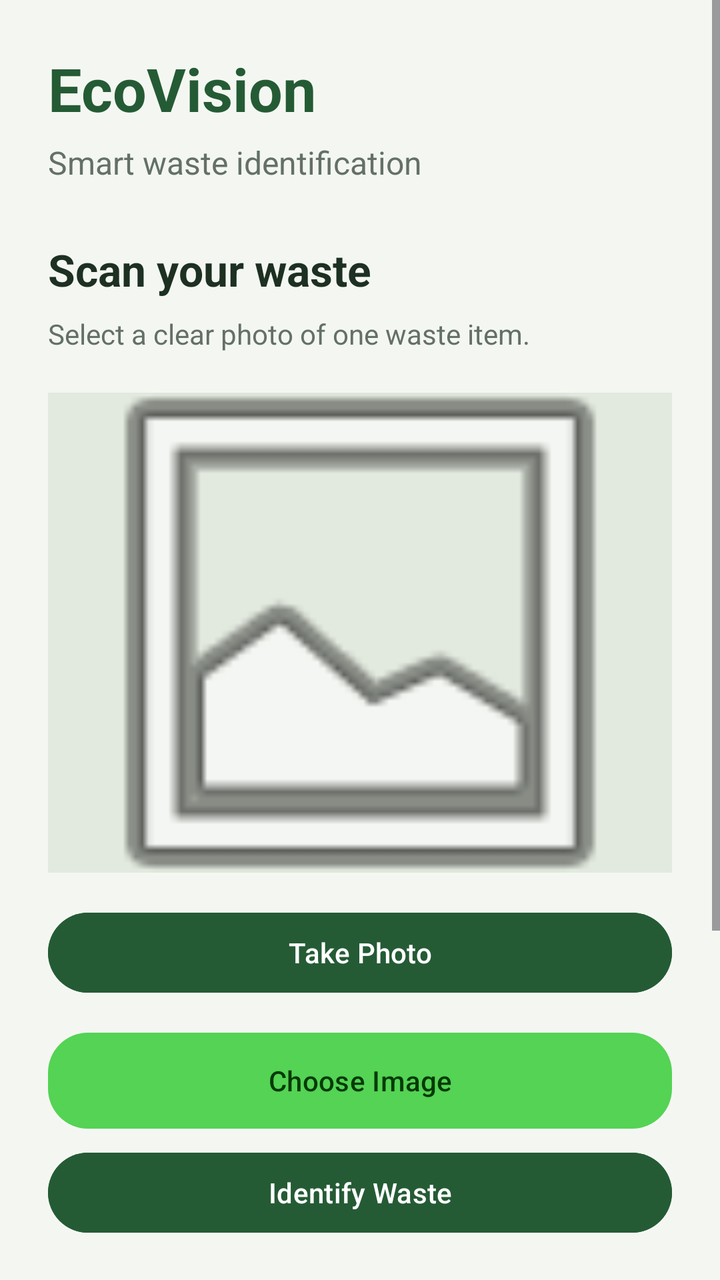
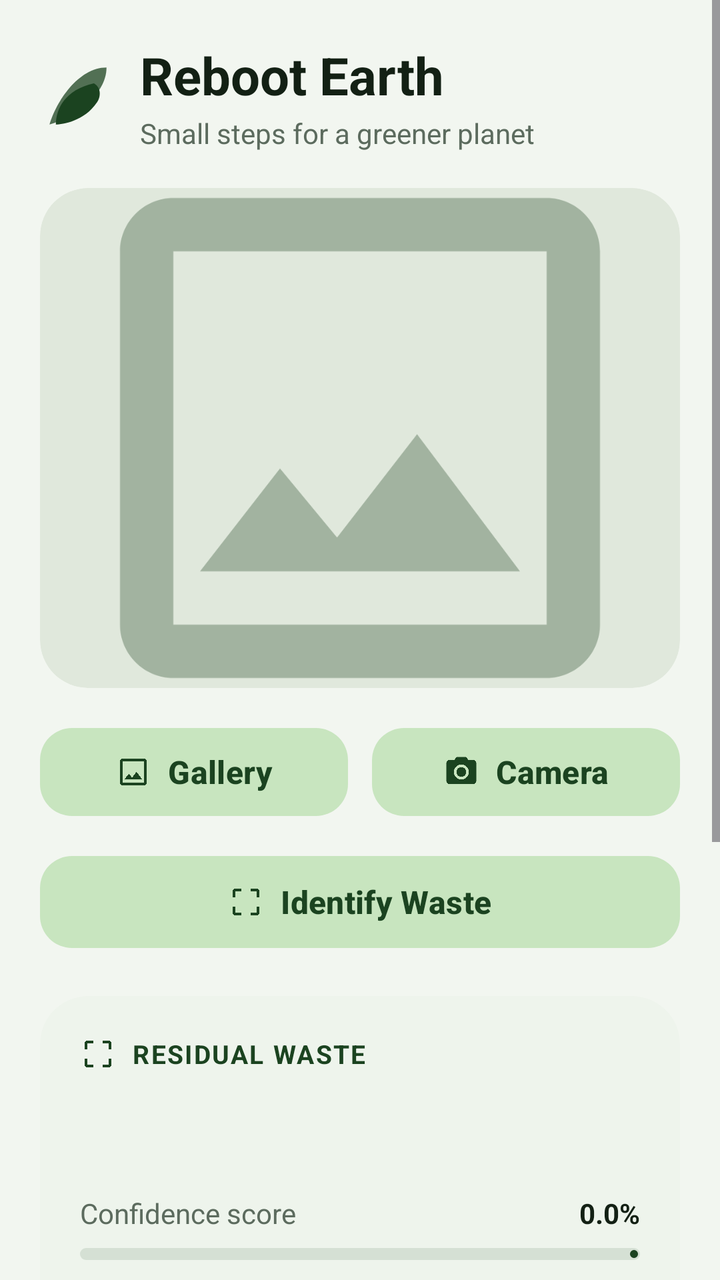

Screens rendered from an Android XML layout before and after an edit, with the pre-edit source and the edit as a unified diff.
<!-- AndroidManifest.xml: application theme Theme.RebootEarth -->
<!-- res/layout/activity_main.xml -->
<?xml version="1.0" encoding="utf-8"?>
<ScrollView xmlns:android="http://schemas.android.com/apk/res/android"
    xmlns:app="http://schemas.android.com/apk/res-auto"
    android:id="@+id/main"
    android:layout_width="match_parent"
    android:layout_height="match_parent"
    android:background="#F4F7F1"
    android:fillViewport="true">

    <LinearLayout
        android:layout_width="match_parent"
        android:layout_height="wrap_content"
        android:orientation="vertical"
        android:padding="24dp">

        
        <TextView
            android:layout_width="wrap_content"
            android:layout_height="wrap_content"
            android:text="EcoVision"
            android:textColor="#245B35"
            android:textSize="30sp"
            android:textStyle="bold" />

        <TextView
            android:layout_width="wrap_content"
            android:layout_height="wrap_content"
            android:layout_marginTop="6dp"
            android:text="Smart waste identification"
            android:textColor="#647067"
            android:textSize="16sp" />

        
        <TextView
            android:layout_width="wrap_content"
            android:layout_height="wrap_content"
            android:layout_marginTop="28dp"
            android:text="Scan your waste"
            android:textColor="#1D3022"
            android:textSize="22sp"
            android:textStyle="bold" />

        <TextView
            android:layout_width="wrap_content"
            android:layout_height="wrap_content"
            android:layout_marginTop="8dp"
            android:text="Select a clear photo of one waste item."
            android:textColor="#647067"
            android:textSize="14sp" />

        <ImageView
            android:id="@+id/imagePreview"
            android:layout_width="match_parent"
            android:layout_height="240dp"
            android:layout_marginTop="20dp"
            android:background="#E2E9DE"
            android:contentDescription="Selected waste photo"
            android:scaleType="centerCrop"
            android:src="@android:drawable/ic_menu_gallery" />

        <Button
            android:id="@+id/btnTakePhoto"
            android:layout_width="match_parent"
            android:layout_height="wrap_content"
            android:layout_marginTop="16dp"
            android:text="Take Photo"
            android:textColor="@android:color/white"
            android:backgroundTint="#245B35" />


        
        <Button
            android:id="@+id/btnChooseImage"
            android:layout_width="match_parent"
            android:layout_height="wrap_content"
            android:layout_marginTop="16dp"
            android:background="@drawable/choose_image_btn"
            android:text="Choose Image"
            android:textColor="@color/green"
            app:backgroundTint="@null" />

        
        <Button
            android:id="@+id/btnClassify"
            android:layout_width="match_parent"
            android:layout_height="wrap_content"
            android:layout_marginTop="8dp"
            android:backgroundTint="#245B35"
            android:enabled="false"
            android:text="Identify Waste"
            android:textColor="@android:color/white" />

        
        <TextView
            android:id="@+id/txtResult"
            android:layout_width="match_parent"
            android:layout_height="wrap_content"
            android:layout_marginTop="28dp"
            android:text="Classification result will appear here."
            android:textColor="#245B35"
            android:textSize="20sp"
            android:textStyle="bold" />

        
        <TextView
            android:id="@+id/txtConfidence"
            android:layout_width="match_parent"
            android:layout_height="wrap_content"
            android:layout_marginTop="8dp"
            android:textColor="#647067"
            android:textSize="14sp" />

        
        <TextView
            android:id="@+id/txtGuidance"
            android:layout_width="match_parent"
            android:layout_height="wrap_content"
            android:layout_marginTop="12dp"
            android:background="#E2E9DE"
            android:gravity="start"
            android:lineSpacingExtra="4dp"
            android:padding="16dp"
            android:text="Disposal guidance will appear here."
            android:textColor="#263C2B"
            android:textSize="16sp"
            android:textIsSelectable="true" />

        
        <TextView
            android:layout_width="match_parent"
            android:layout_height="wrap_content"
            android:layout_marginTop="12dp"
            android:paddingBottom="8dp"
            android:text="Note: Disposal recommendations depend on local recycling rules. Verify uncertain predictions before disposing of waste."
            android:textColor="#647067"
            android:textSize="12sp" />

    </LinearLayout>

</ScrollView>
<!-- resources referenced by this layout -->
<resources>
  <color name="green">#043A04</color>
  <!-- drawable choose_image_btn (drawable) -->
  <?xml version="1.0" encoding="utf-8"?>
  <shape xmlns:android="http://schemas.android.com/apk/res/android"
      android:shape="rectangle">
      <solid android:color="@color/lightgreen"/>
      <corners android:radius="20dp"/>
  
  </shape>
  <style name="Theme.RebootEarth" parent="Base.Theme.RebootEarth" />
  <color name="lightgreen">#54D354</color>
  <style name="Base.Theme.RebootEarth" parent="Theme.Material3.DayNight.NoActionBar">
          
          
      </style>
</resources>

<!-- the commit's change to res/layout/activity_main.xml (unified diff, before → after) -->
@@ -1,139 +1,343 @@
 <?xml version="1.0" encoding="utf-8"?>
 <ScrollView xmlns:android="http://schemas.android.com/apk/res/android"
     xmlns:app="http://schemas.android.com/apk/res-auto"
+    xmlns:tools="http://schemas.android.com/tools"
     android:id="@+id/main"
     android:layout_width="match_parent"
     android:layout_height="match_parent"
-    android:background="#F4F7F1"
+    android:background="@color/bg_main"
     android:fillViewport="true">
 
     <LinearLayout
         android:layout_width="match_parent"
         android:layout_height="wrap_content"
         android:orientation="vertical"
-        android:padding="24dp">
-
-        
-        <TextView
-            android:layout_width="wrap_content"
+        android:paddingHorizontal="20dp"
+        android:paddingTop="20dp"
+        android:paddingBottom="28dp">
+
+        
+        <LinearLayout
+            android:layout_width="match_parent"
             android:layout_height="wrap_content"
-            android:text="EcoVision"
-            android:textColor="#245B35"
-            android:textSize="30sp"
-            android:textStyle="bold" />
-
-        <TextView
-            android:layout_width="wrap_content"
-            android:layout_height="wrap_content"
-            android:layout_marginTop="6dp"
-            android:text="Smart waste identification"
-            android:textColor="#647067"
-            android:textSize="16sp" />
-
-        
-        <TextView
-            android:layout_width="wrap_content"
-            android:layout_height="wrap_content"
-            android:layout_marginTop="28dp"
-            android:text="Scan your waste"
-            android:textColor="#1D3022"
-            android:textSize="22sp"
-            android:textStyle="bold" />
-
-        <TextView
-            android:layout_width="wrap_content"
-            android:layout_height="wrap_content"
-            android:layout_marginTop="8dp"
-            android:text="Select a clear photo of one waste item."
-            android:textColor="#647067"
-            android:textSize="14sp" />
-
-        <ImageView
-            android:id="@+id/imagePreview"
-            android:layout_width="match_parent"
-            android:layout_height="240dp"
-            android:layout_marginTop="20dp"
-            android:background="#E2E9DE"
-            android:contentDescription="Selected waste photo"
-            android:scaleType="centerCrop"
-            android:src="@android:drawable/ic_menu_gallery" />
-
-        <Button
-            android:id="@+id/btnTakePhoto"
+            android:gravity="center_vertical"
+            android:orientation="horizontal">
+
+            <ImageView
+                android:layout_width="38dp"
+                android:layout_height="38dp"
+                android:src="@drawable/ic_leaf"
+                app:tint="@color/green_primary" />
+
+            <LinearLayout
+                android:layout_width="match_parent"
+                android:layout_height="wrap_content"
+                android:layout_marginStart="12dp"
+                android:orientation="vertical">
+
+                <TextView
+                    android:layout_width="wrap_content"
+                    android:layout_height="wrap_content"
+                    android:text="Reboot Earth"
+                    android:textColor="@color/text_dark"
+                    android:textSize="26sp"
+                    android:textStyle="bold" />
+
+                <TextView
+                    android:layout_width="wrap_content"
+                    android:layout_height="wrap_content"
+                    android:layout_marginTop="2dp"
+                    android:text="Small steps for a greener planet"
+                    android:textColor="@color/text_muted"
+                    android:textSize="14sp" />
+            </LinearLayout>
+        </LinearLayout>
+
+        
+        <com.google.android.material.card.MaterialCardView
+            android:layout_width="match_parent"
+            android:layout_height="250dp"
+            android:layout_marginTop="18dp"
+            app:cardBackgroundColor="#E0E8DC"
+            app:cardCornerRadius="24dp"
+            app:cardElevation="0dp"
+            app:strokeWidth="0dp">
+
+            <ImageView
+                android:id="@+id/imagePreview"
+                android:layout_width="match_parent"
+                android:layout_height="match_parent"
+                android:contentDescription="Selected waste photo"
+                android:scaleType="centerCrop"
+                android:src="@drawable/ic_gallery"
+                app:tint="#A2B3A0" />
+
+        </com.google.android.material.card.MaterialCardView>
+
+        
+        <LinearLayout
             android:layout_width="match_parent"
             android:layout_height="wrap_content"
             android:layout_marginTop="16dp"
-            android:text="Take Photo"
-            android:textColor="@android:color/white"
-            android:backgroundTint="#245B35" />
-
-
-        
-        <Button
-            android:id="@+id/btnChooseImage"
+            android:orientation="horizontal">
+
+            <com.google.android.material.button.MaterialButton
+                android:id="@+id/btnChooseImage"
+                android:layout_width="0dp"
+                android:layout_height="52dp"
+                android:layout_marginEnd="6dp"
+                android:layout_weight="1"
+                android:text="Gallery"
+                android:textAllCaps="false"
+                android:textColor="@color/green_primary"
+                android:textSize="16sp"
+                android:textStyle="bold"
+                app:backgroundTint="@color/btn_bg_light"
+                app:cornerRadius="16dp"
+                app:elevation="0dp"
+                app:icon="@drawable/ic_gallery"
+                app:iconGravity="textStart"
+                app:iconPadding="8dp"
+                app:iconTint="@color/green_primary"
+                app:rippleColor="#201B4320" />
+
+            <com.google.android.material.button.MaterialButton
+                android:id="@+id/btnTakePhoto"
+                android:layout_width="0dp"
+                android:layout_height="52dp"
+                android:layout_marginStart="6dp"
+                android:layout_weight="1"
+                android:text="Camera"
+                android:textAllCaps="false"
+                android:textColor="@color/green_primary"
+                android:textSize="16sp"
+                android:textStyle="bold"
+                app:backgroundTint="@color/btn_bg_light"
+                app:cornerRadius="16dp"
+                app:elevation="0dp"
+                app:icon="@drawable/ic_camera"
+                app:iconGravity="textStart"
+                app:iconPadding="8dp"
+                app:iconTint="@color/green_primary"
+                app:rippleColor="#201B4320" />
+
+        </LinearLayout>
+
+        
+        <com.google.android.material.button.MaterialButton
+            android:id="@+id/btnClassify"
+            android:layout_width="match_parent"
+            android:layout_height="54dp"
+            android:layout_marginTop="12dp"
+            android:text="Identify Waste"
+            android:textAllCaps="false"
+            android:textColor="@color/green_primary"
+            android:textSize="16sp"
+            android:textStyle="bold"
+            app:backgroundTint="@color/btn_bg_light"
+            app:cornerRadius="16dp"
+            app:elevation="0dp"
+            app:icon="@drawable/ic_scan"
+            app:iconGravity="textStart"
+            app:iconPadding="8dp"
+            app:iconTint="@color/green_primary"
+            app:rippleColor="#201B4320" />
+
+        
+        <com.google.android.material.card.MaterialCardView
+            android:id="@+id/cardResult"
             android:layout_width="match_parent"
             android:layout_height="wrap_content"
-            android:layout_marginTop="16dp"
-            android:background="@drawable/choose_image_btn"
-            android:text="Choose Image"
-            android:textColor="@color/green"
-            app:backgroundTint="@null" />
-
-        
-        <Button
-            android:id="@+id/btnClassify"
-            android:layout_width="match_parent"
-            android:layout_height="wrap_content"
-            android:layout_marginTop="8dp"
-            android:backgroundTint="#245B35"
-            android:enabled="false"
-            android:text="Identify Waste"
-            android:textColor="@android:color/white" />
-
-        
-        <TextView
-            android:id="@+id/txtResult"
-            android:layout_width="match_parent"
-            android:layout_height="wrap_content"
-            android:layout_marginTop="28dp"
-            android:text="Classification result will appear here."
-            android:textColor="#245B35"
-            android:textSize="20sp"
-            android:textStyle="bold" />
-
-        
-        <TextView
-            android:id="@+id/txtConfidence"
-            android:layout_width="match_parent"
-            android:layout_height="wrap_content"
-            android:layout_marginTop="8dp"
-            android:textColor="#647067"
-            android:textSize="14sp" />
-
-        
-        <TextView
-            android:id="@+id/txtGuidance"
-            android:layout_width="match_parent"
-            android:layout_height="wrap_content"
-            android:layout_marginTop="12dp"
-            android:background="#E2E9DE"
-            android:gravity="start"
-            android:lineSpacingExtra="4dp"
-            android:padding="16dp"
-            android:text="Disposal guidance will appear here."
-            android:textColor="#263C2B"
-            android:textSize="16sp"
-            android:textIsSelectable="true" />
-
-        
-        <TextView
-            android:layout_width="match_parent"
-            android:layout_height="wrap_content"
-            android:layout_marginTop="12dp"
-            android:paddingBottom="8dp"
-            android:text="Note: Disposal recommendations depend on local recycling rules. Verify uncertain predictions before disposing of waste."
-            android:textColor="#647067"
-            android:textSize="12sp" />
+            android:layout_marginTop="20dp"
+            app:cardBackgroundColor="@color/card_bg_outer"
+            app:cardCornerRadius="24dp"
+            app:cardElevation="0dp"
+            app:strokeWidth="0dp">
+
+            <LinearLayout
+                android:layout_width="match_parent"
+                android:layout_height="wrap_content"
+                android:orientation="vertical"
+                android:padding="20dp">
+
+                
+                <LinearLayout
+                    android:layout_width="wrap_content"
+                    android:layout_height="wrap_content"
+                    android:gravity="center_vertical"
+                    android:orientation="horizontal">
+
+                    <ImageView
+                        android:layout_width="18dp"
+                        android:layout_height="18dp"
+                        android:src="@drawable/ic_scan"
+                        app:tint="@color/green_primary" />
+
+                    <TextView
+                        android:id="@+id/txtCategoryBadge"
+                        android:layout_width="wrap_content"
+                        android:layout_height="wrap_content"
+                        android:layout_marginStart="8dp"
+                        android:letterSpacing="0.06"
+                        android:text="RESIDUAL WASTE"
+                        android:textColor="@color/green_primary"
+                        android:textSize="13sp"
+                        android:textStyle="bold" />
+                </LinearLayout>
+
+                
+                <TextView
+                    android:id="@+id/txtResult"
+                    android:layout_width="match_parent"
+                    android:layout_height="wrap_content"
+                    android:layout_marginTop="10dp"
+                    android:textColor="@color/text_dark"
+                    android:textSize="26sp"
+                    android:textStyle="bold" />
+
+                
+                <LinearLayout
+                    android:layout_width="match_parent"
+                    android:layout_height="wrap_content"
+                    android:layout_marginTop="16dp"
+                    android:gravity="center_vertical"
+                    android:orientation="horizontal">
+
+                    <TextView
+                        android:layout_width="0dp"
+                        android:layout_height="wrap_content"
+                        android:layout_weight="1"
+                        android:text="Confidence score"
+                        android:textColor="@color/text_muted"
+                        android:textSize="14sp" />
+
+                    <TextView
+                        android:id="@+id/txtConfidence"
+                        android:layout_width="wrap_content"
+                        android:layout_height="wrap_content"
+                        android:text="0.0%"
+                        android:textColor="@color/text_dark"
+                        android:textSize="14sp"
+                        android:textStyle="bold" />
+                </LinearLayout>
+
+                
+                <com.google.android.material.progressindicator.LinearProgressIndicator
+                    android:id="@+id/progressConfidence"
+                    android:layout_width="match_parent"
+                    android:layout_height="wrap_content"
+                    android:layout_marginTop="8dp"
+                    android:progress="0"
+                    app:indicatorColor="@color/progress_indicator"
+                    app:trackColor="@color/progress_track"
+                    app:trackCornerRadius="4dp"
+                    app:trackThickness="6dp" />
+
+                
+                <com.google.android.material.card.MaterialCardView
+                    android:layout_width="match_parent"
+                    android:layout_height="wrap_content"
+                    android:layout_marginTop="18dp"
+                    app:cardBackgroundColor="@color/card_bg_inner"
+                    app:cardCornerRadius="16dp"
+                    app:cardElevation="0dp"
+                    app:strokeWidth="0dp">
+
+                    <LinearLayout
+                        android:layout_width="match_parent"
+                        android:layout_height="wrap_content"
+                        android:orientation="vertical"
+                        android:padding="16dp">
+
+                        <LinearLayout
+                            android:layout_width="wrap_content"
+                            android:layout_height="wrap_content"
+                            android:gravity="center_vertical"
+                            android:orientation="horizontal">
+
+                            <ImageView
+                                android:layout_width="20dp"
+                                android:layout_height="20dp"
+                                android:src="@drawable/ic_info"
+                                app:tint="@color/green_primary" />
+
+                            <TextView
+                                android:layout_width="wrap_content"
+                                android:layout_height="wrap_content"
+                                android:layout_marginStart="8dp"
+                                android:text="Disposal Guidance"
+                                android:textColor="@color/green_primary"
+                                android:textSize="16sp"
+                                android:textStyle="bold" />
+                        </LinearLayout>
+
+                        <TextView
+                            android:id="@+id/txtGuidance"
+                            android:layout_width="match_parent"
+                            android:layout_height="wrap_content"
+                            android:layout_marginTop="10dp"
+                            android:lineSpacingExtra="3dp"
+                            android:text="Place in general residual waste. Consider eco-friendly re-usable alternatives next time!"
+                            android:textColor="#334235"
+                            android:textSize="14sp" />
+
+                    </LinearLayout>
+                </com.google.android.material.card.MaterialCardView>
+
+                
+                <com.google.android.material.card.MaterialCardView
+                    android:id="@+id/cardRecyclingSteps"
+                    android:layout_width="match_parent"
+                    android:layout_height="wrap_content"
+                    android:layout_marginTop="12dp"
+                    app:cardBackgroundColor="@color/card_bg_inner"
+                    app:cardCornerRadius="16dp"
+                    app:cardElevation="0dp"
+                    app:strokeWidth="0dp">
+
+                    <LinearLayout
+                        android:layout_width="match_parent"
+                        android:layout_height="wrap_content"
+                        android:orientation="vertical"
+                        android:padding="16dp">
+
+                        <LinearLayout
+                            android:layout_width="wrap_content"
+                            android:layout_height="wrap_content"
+                            android:gravity="center_vertical"
+                            android:orientation="horizontal">
+
+                            <ImageView
+                                android:layout_width="20dp"
+                                android:layout_height="20dp"
+                                android:src="@drawable/ic_recycle"
+                                app:tint="@color/green_primary" />
+
+                            <TextView
+                                android:layout_width="wrap_content"
+                                android:layout_height="wrap_content"
+                                android:layout_marginStart="8dp"
+                                android:text="Recycling Steps"
+                                android:textColor="@color/green_primary"
+                                android:textSize="16sp"
+                                android:textStyle="bold" />
+                        </LinearLayout>
+
+                        <TextView
+                            android:id="@+id/txtRecyclingSteps"
+                            android:layout_width="match_parent"
+                            android:layout_height="wrap_content"
+                            android:layout_marginTop="10dp"
+                            android:lineSpacingExtra="4dp"
+                            android:text="1. Clean or rinse item if needed.\n2. Verify local waste sorting guidelines.\n3. Place in designated sorting container."
+                            android:textColor="#334235"
+                            android:textSize="14sp" />
+
+                    </LinearLayout>
+                </com.google.android.material.card.MaterialCardView>
+
+            </LinearLayout>
+        </com.google.android.material.card.MaterialCardView>
 
     </LinearLayout>
 
<!-- resource entries referenced after the edit -->
@@ -1,16 +1,88 @@
 <!-- resources referenced by this layout -->
 <resources>
-  <color name="green">#043A04</color>
-  <!-- drawable choose_image_btn (drawable) -->
+  <color name="bg_main">#F2F6F0</color>
+  <color name="btn_bg_light">#C8E5BF</color>
+  <color name="card_bg_inner">#E2EBDD</color>
+  <color name="card_bg_outer">#EEF4EC</color>
+  <color name="green_primary">#1B4320</color>
+  <color name="progress_indicator">#1B4320</color>
+  <color name="progress_track">#D5E0D4</color>
+  <color name="text_dark">#132014</color>
+  <color name="text_muted">#5C6B5E</color>
+  <!-- drawable ic_camera (drawable) -->
   <?xml version="1.0" encoding="utf-8"?>
-  <shape xmlns:android="http://schemas.android.com/apk/res/android"
-      android:shape="rectangle">
-      <solid android:color="@color/lightgreen"/>
-      <corners android:radius="20dp"/>
-  
-  </shape>
+  <vector xmlns:android="http://schemas.android.com/apk/res/android"
+      android:width="20dp"
+      android:height="20dp"
+      android:viewportWidth="24"
+      android:viewportHeight="24">
+      <path
+          android:fillColor="#1B4320"
+          android:pathData="M12,12m-3.2,0a3.2,3.2 0 1,1 6.4,0a3.2,3.2 0 1,1 -6.4,0"/>
+      <path
+          android:fillColor="#1B4320"
+          android:pathData="M9,2L7.17,4H4C2.9,4 2,4.9 2,6V18C2,19.1 2.9,20 4,20H20C21.1,20 22,19.1 22,18V6C22,4.9 21.1,4 20,4H16.83L15,2H9ZM12,17C9.24,17 7,14.76 7,12C7,9.24 9.24,7 12,7C14.76,7 17,9.24 17,12C17,14.76 14.76,17 12,17Z"/>
+  </vector>
+  <!-- drawable ic_gallery (drawable) -->
+  <?xml version="1.0" encoding="utf-8"?>
+  <vector xmlns:android="http://schemas.android.com/apk/res/android"
+      android:width="20dp"
+      android:height="20dp"
+      android:viewportWidth="24"
+      android:viewportHeight="24">
+      <path
+          android:fillColor="#1B4320"
+          android:pathData="M19,3H5C3.9,3 3,3.9 3,5V19C3,20.1 3.9,21 5,21H19C20.1,21 21,20.1 21,19V5C21,3.9 20.1,3 19,3ZM19,19H5V5H19V19ZM14.14,11.86L11.14,15.73L9,13.14L6,17H18L14.14,11.86Z"/>
+  </vector>
+  <!-- drawable ic_info (drawable) -->
+  <?xml version="1.0" encoding="utf-8"?>
+  <vector xmlns:android="http://schemas.android.com/apk/res/android"
+      android:width="20dp"
+      android:height="20dp"
+      android:viewportWidth="24"
+      android:viewportHeight="24">
+      <path
+          android:fillColor="#1B4320"
+          android:pathData="M11,7h2v2h-2zM11,11h2v6h-2zM12,2C6.48,2 2,6.48 2,12s4.48,10 10,10 10,-4.48 10,-10S17.52,2 12,2zm0,18c-4.41,0 -8,-3.59 -8,-8s3.59,-8 8,-8 8,3.59 8,8 -3.59,8 -8,8z"/>
+  </vector>
+  <!-- drawable ic_leaf (drawable) -->
+  <?xml version="1.0" encoding="utf-8"?>
+  <vector xmlns:android="http://schemas.android.com/apk/res/android"
+      android:width="32dp"
+      android:height="32dp"
+      android:viewportWidth="24"
+      android:viewportHeight="24">
+      <path
+          android:fillColor="#1B4320"
+          android:pathData="M17,8C8,10 5,16 5,21C7,21 14,20 18,14C19.5,11.75 19,9 17,8Z"/>
+      <path
+          android:fillColor="#1B4320"
+          android:pathData="M3,21C5,14 12,3 21,3C21,12 10,19 3,21Z"
+          android:fillAlpha="0.75"/>
+  </vector>
+  <!-- drawable ic_recycle (drawable) -->
+  <?xml version="1.0" encoding="utf-8"?>
+  <vector xmlns:android="http://schemas.android.com/apk/res/android"
+      android:width="20dp"
+      android:height="20dp"
+      android:viewportWidth="24"
+      android:viewportHeight="24">
+      <path
+          android:fillColor="#1B4320"
+          android:pathData="M12,2L8.5,8h3v4h1V8h3L12,2zM4.5,9L2,13.5h3L3.2,18.8l4.8,-2.8V18h1v-4H5L7,10.5 4.5,9zM19.5,9l-2.5,1.5L19,14h-4v4h1v-2l4.8,2.8L19,13.5h3L19.5,9z"/>
+  </vector>
+  <!-- drawable ic_scan (drawable) -->
+  <?xml version="1.0" encoding="utf-8"?>
+  <vector xmlns:android="http://schemas.android.com/apk/res/android"
+      android:width="20dp"
+      android:height="20dp"
+      android:viewportWidth="24"
+      android:viewportHeight="24">
+      <path
+          android:fillColor="#1B4320"
+          android:pathData="M3,5v4h2V5h4V3H5C3.9,3 3,3.9 3,5zm2,10H3v4c0,1.1 0.9,2 2,2h4v-2H5v-4zm14,4h-4v2h4c1.1,0 2,-0.9 2,-2v-4h-2v4zm0,-14h-4V3h4c1.1,0 2,0.9 2,2v4h-2V5z"/>
+  </vector>
   <style name="Theme.RebootEarth" parent="Base.Theme.RebootEarth" />
-  <color name="lightgreen">#54D354</color>
   <style name="Base.Theme.RebootEarth" parent="Theme.Material3.DayNight.NoActionBar">
           
           
